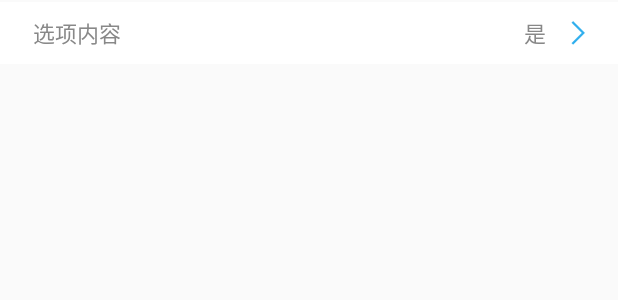
After one commit to 766464365/util_framework, an Android app: the layout home_include_detail_item_clickable.xml on its own in the app's theme, with its tools: preview values and no code run, on a phone screen of 412 x 824 dp. The commit adds this screen. Shown: the top 300 px of the screen. Run offline under Robolectric (Android 15) with nearby library versions, the phone set to English and light mode, and no system bars.

Commit message:
add customizeview

```diff
--- a/app/build.gradle
+++ b/app/build.gradle
@@ -30,4 +30,8 @@ dependencies {
     //volley 开始
     implementation 'com.mcxiaoke.volley:library:1.0.19'
     //volley 结束
+    // butterknife依赖 开始
+    implementation 'com.jakewharton:butterknife:8.8.1'
+    annotationProcessor 'com.jakewharton:butterknife-compiler:8.8.1'
+    // butterknife依赖 结束
 }
--- a/app/src/main/AndroidManifest.xml
+++ b/app/src/main/AndroidManifest.xml
@@ -12,7 +12,7 @@
 
 
 
-        <activity android:name=".customview.ViewActivity"/>
+        <activity android:name=".ViewActivity"/>
 
         <activity android:name=".network.retrofit.RetrofitActivity">
 
--- a/app/src/main/java/com/framework/util/util_framework/customview/ViewActivity.java
+++ b/app/src/main/java/com/framework/util/util_framework/ViewActivity.java
@@ -1,4 +1,4 @@
-package com.framework.util.util_framework.customview;
+package com.framework.util.util_framework;
 
 import android.support.v7.app.AppCompatActivity;
 import android.os.Bundle;
--- a/app/src/main/res/layout/activity_view.xml
+++ b/app/src/main/res/layout/activity_view.xml
@@ -4,7 +4,7 @@
     android:layout_width="match_parent"
     android:layout_height="match_parent"
     xmlns:slideswitch="http://schemas.android.com/apk/res-auto"
-    tools:context=".customview.ViewActivity">
+    tools:context=".ViewActivity">
     <com.xuwei.framework.customview.SlideSwitchButton
         android:id="@+id/slide2"
         android:layout_width="@dimen/x500"
--- /dev/null
+++ b/app/src/main/res/layout/home_include_detail_item_clickable.xml
@@ -0,0 +1,39 @@
+<?xml version="1.0" encoding="utf-8"?>
+<RelativeLayout xmlns:android="http://schemas.android.com/apk/res/android"
+    android:layout_width="match_parent"
+    android:layout_height="@dimen/y123"
+    android:layout_marginTop="@dimen/y3"
+    android:background="@color/colorWhite">
+    <TextView
+        android:id="@+id/tvTitle"
+        android:layout_width="wrap_content"
+        android:layout_height="match_parent"
+        android:layout_alignParentLeft="true"
+        android:layout_marginLeft="@dimen/x60"
+        android:gravity="center_vertical"
+        android:text="选项内容"
+        android:textColor="@color/text_ff888888"
+        android:textSize="@dimen/text_size_39"/>
+
+    <TextView
+        android:id="@+id/tvContent"
+        android:text="是"
+        android:layout_marginRight="@dimen/x129"
+        android:layout_alignParentRight="true"
+        android:layout_centerVertical="true"
+        android:textColor="@color/text_ff888888"
+        android:textSize="@dimen/text_size_39"
+        android:layout_width="wrap_content"
+        android:layout_height="wrap_content" />
+
+    <ImageView
+        android:id="@+id/ivClick"
+        android:layout_alignParentRight="true"
+        android:background="@drawable/btn_forward_nor"
+        android:layout_centerVertical="true"
+        android:layout_marginRight="@dimen/x30"
+        android:layout_width="@dimen/x90"
+        android:layout_height="@dimen/x90" />
+
+
+</RelativeLayout>
--- a/lib_framework/src/main/java/com/xuwei/framework/recyclerview/SpaceItemDecoration.java
+++ b/lib_framework/src/main/java/com/xuwei/framework/recyclerview/SpaceItemDecoration.java
@@ -3,7 +3,7 @@ package com.xuwei.framework.recyclerview;
 import android.graphics.Rect;
 import android.support.v7.widget.RecyclerView;
 import android.view.View;
-
+自定义
 /**
  * While writing this code, only God and I know what it is.
  * And now only God knows it
```
Also changed, not shown: app/src/main/java/com/framework/util/util_framework/customview/CombineLayout/OrderDetailItemClickable.java (added, +134 -0 lines), app/src/main/java/com/framework/util/util_framework/customview/MoreView.java (deleted, +0 -52 lines), app/src/main/res/values/colors.xml (+35 -0 lines), app/src/main/res/values/dimens.xml (added, +16 -0 lines), app/src/main/res/drawable/btn_forward_nor.png (added).
